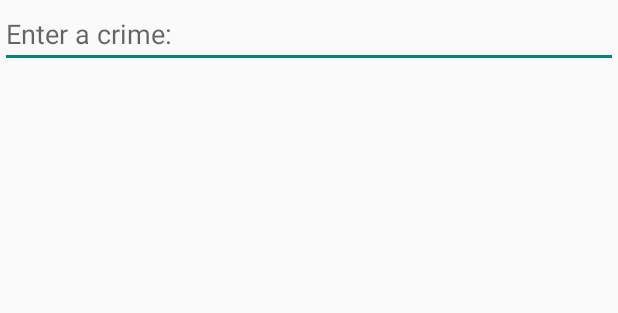
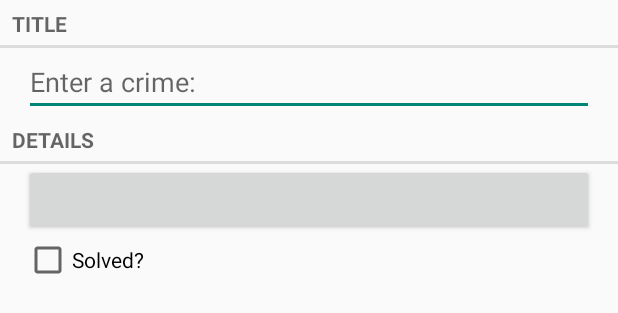
Before and after one commit to dayouxia79100/fuzzy-bear, an Android app: the layout fragment_Crime.xml on its own in the app's theme, with its tools: preview values and no code run, on a phone screen of 412 x 824 dp. Shown: the top 313 px of the screen. Run offline under Robolectric (Android 15) with nearby library versions, the phone set to English and light mode, and no system bars.

Commit message:
finished the crime fragment.

```diff
--- a/MyApplication2/app/src/main/res/layout/fragment_Crime.xml
+++ b/MyApplication2/app/src/main/res/layout/fragment_Crime.xml
@@ -1,13 +1,39 @@
+<?xml version="1.0" encoding="utf-8"?>
 <LinearLayout xmlns:android="http://schemas.android.com/apk/res/android"
-    xmlns:tools="http://schemas.android.com/tools"
     android:layout_width="match_parent"
-    android:layout_height="match_parent"
-    tools:context="com.example.app.CrimeActivity$PlaceholderFragment">
-
-    <EditText
-        android:id="@+id/crime_title"
+    android:layout_height="wrap_content"
+    android:orientation="vertical"
+    >
+    <TextView
         android:layout_width="match_parent"
         android:layout_height="wrap_content"
-        android:hint="@string/crime_title_hint"/>
-
+        android:text="@string/crime_title_label"
+        style="?android:listSeparatorTextViewStyle"
+        />
+    <EditText android:id="@+id/crime_title"
+        android:layout_width="match_parent"
+        android:layout_height="wrap_content"
+        android:layout_marginLeft="16dp"
+        android:layout_marginRight="16dp"
+        android:hint="@string/crime_title_hint"
+        />
+    <TextView
+        android:layout_width="match_parent"
+        android:layout_height="wrap_content"
+        android:text="@string/crime_details_label"
+        style="?android:listSeparatorTextViewStyle"
+        />
+    <Button android:id="@+id/crime_date"
+        android:layout_width="match_parent"
+        android:layout_height="wrap_content"
+        android:layout_marginLeft="16dp"
+        android:layout_marginRight="16dp"
+        />
+    <CheckBox android:id="@+id/crime_solved"
+        android:layout_width="match_parent"
+        android:layout_height="wrap_content"
+        android:layout_marginLeft="16dp"
+        android:layout_marginRight="16dp"
+        android:text="@string/crime_solved_label"
+        />
 </LinearLayout>
--- a/MyApplication2/app/src/main/res/values/strings.xml
+++ b/MyApplication2/app/src/main/res/values/strings.xml
@@ -5,5 +5,9 @@
     <string name="hello_world">Hello world!</string>
     <string name="action_settings">Settings</string>
     <string name="crime_title_hint">Enter a crime:</string>
+    <string name="crime_title_label">Title</string>
+    <string name="crime_details_label">Details</string>
+    <string name="crime_solved_label">Solved?</string>
+
 
 </resources>
```
Also changed, not shown: MyApplication2/app/src/main/java/com/example/app/Crime.java (+20 -0 lines), MyApplication2/app/src/main/java/com/example/app/CrimeFragment.java (+17 -0 lines).
